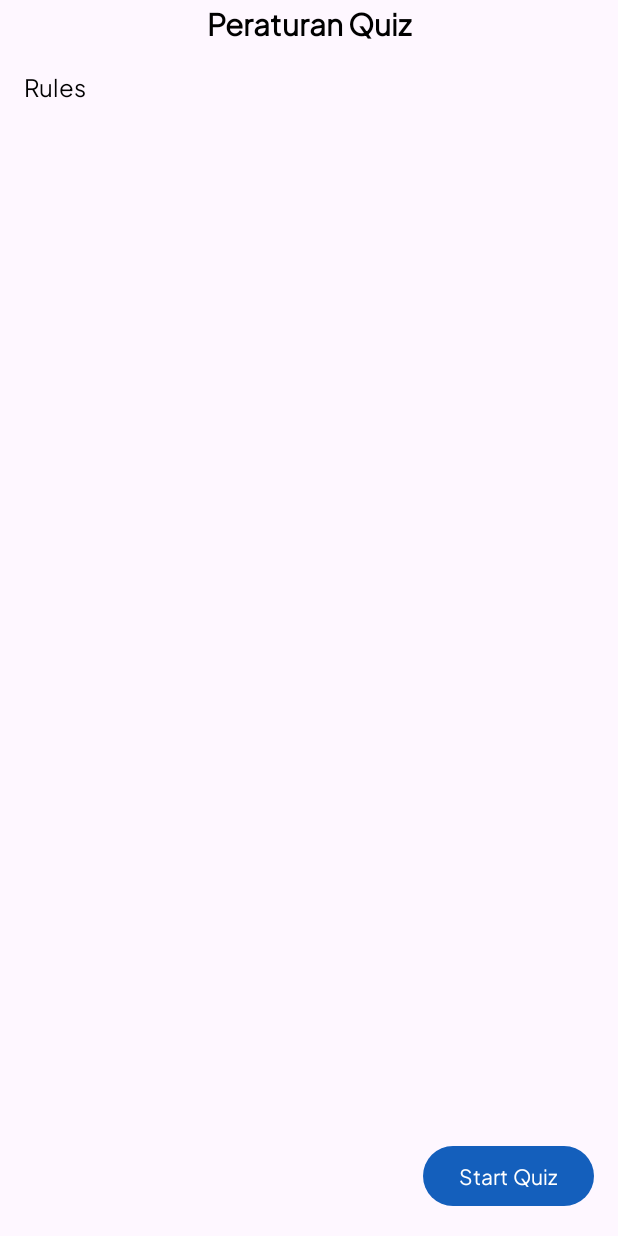
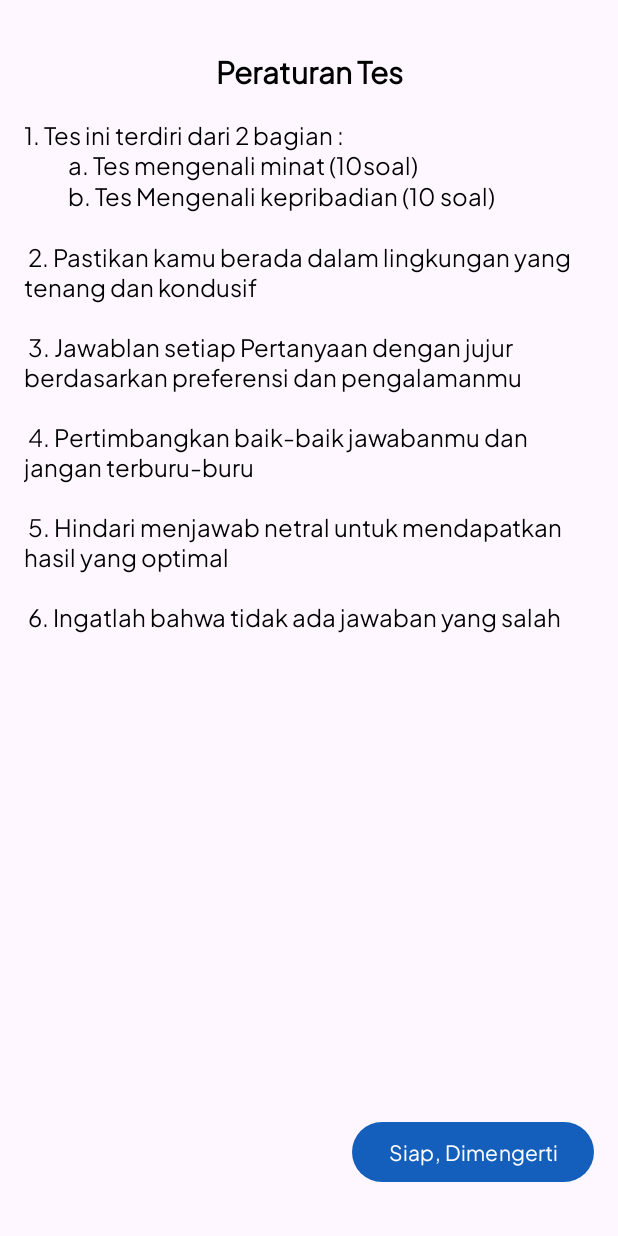
Before and after one commit to PathXplorer-C242-PS289/PathXplorer, an Android app: the QuizActivity screen opened directly, with no data from a screen before it, on a phone screen of 412 x 824 dp. Run offline under Robolectric (Android 15) with nearby library versions, the phone set to English and light mode, and no system bars; our stand-ins replace CircleImageView.

Commit message:
fix : quiz rules

```diff
--- a/app/src/main/res/layout/activity_quiz.xml
+++ b/app/src/main/res/layout/activity_quiz.xml
@@ -13,6 +13,7 @@
         android:id="@+id/nav_host_fragment"
         android:name="androidx.navigation.fragment.NavHostFragment"
         app:defaultNavHost="true"
-        app:navGraph="@navigation/quiz_navigation" />
+        app:navGraph="@navigation/quiz_navigation"
+        tools:ignore="FragmentTagUsage" />
 
 </FrameLayout>
--- a/app/src/main/res/layout/fragment_quiz_rules.xml
+++ b/app/src/main/res/layout/fragment_quiz_rules.xml
@@ -10,7 +10,8 @@
         android:id="@+id/textView2"
         android:layout_width="wrap_content"
         android:layout_height="wrap_content"
-        android:text="Peraturan Quiz"
+        android:layout_marginTop="32dp"
+        android:text="@string/quiz_guidience"
         android:textSize="20sp"
         android:textStyle="bold"
         app:layout_constraintEnd_toEndOf="parent"
@@ -33,7 +34,7 @@
         <TextView
             android:layout_width="match_parent"
             android:layout_height="wrap_content"
-            android:text="Rules"
+            android:text="@string/quiz_rules"
             android:textSize="16sp" />
 
     </ScrollView>
@@ -43,8 +44,8 @@
         android:layout_width="wrap_content"
         android:layout_height="wrap_content"
         android:layout_marginEnd="16dp"
-        android:layout_marginBottom="16dp"
-        android:text="Start Quiz"
+        android:layout_marginBottom="32dp"
+        android:text="@string/start_quiz"
         app:layout_constraintBottom_toBottomOf="parent"
         app:layout_constraintEnd_toEndOf="parent" />
 
--- a/app/src/main/res/values/strings.xml
+++ b/app/src/main/res/values/strings.xml
@@ -85,9 +85,21 @@ If you have any questions about our Privacy Policy, please contact us at [email/
 By using our app, you consent to the terms of this Privacy Policy.
 
     </string>
+    <string name="quiz_rules">
+        1. Tes ini terdiri dari 2 bagian : \n
+        \t\t a. Tes mengenali minat (10soal) \n
+        \t\t b. Tes Mengenali kepribadian (10 soal) \n\n
+        2. Pastikan kamu berada dalam lingkungan yang tenang dan kondusif \n\n
+        3. Jawablan setiap Pertanyaan dengan jujur berdasarkan preferensi dan pengalamanmu \n\n
+        4. Pertimbangkan baik-baik jawabanmu dan jangan terburu-buru \n\n
+        5. Hindari menjawab netral untuk mendapatkan hasil yang optimal \n\n
+        6. Ingatlah bahwa tidak ada jawaban yang salah \n\n
+    </string>
     <string name="send">Kirim</string>
     <string name="article">Article</string>
     <string name="kebijakan_privasi">Kebijakan Privasi</string>
     <string name="hidepass">******</string>
     <string name="index_question">%1$s / %2$s</string>
+    <string name="quiz_guidience">Peraturan Tes</string>
+    <string name="start_quiz">Siap, Dimengerti</string>
 </resources>
```
